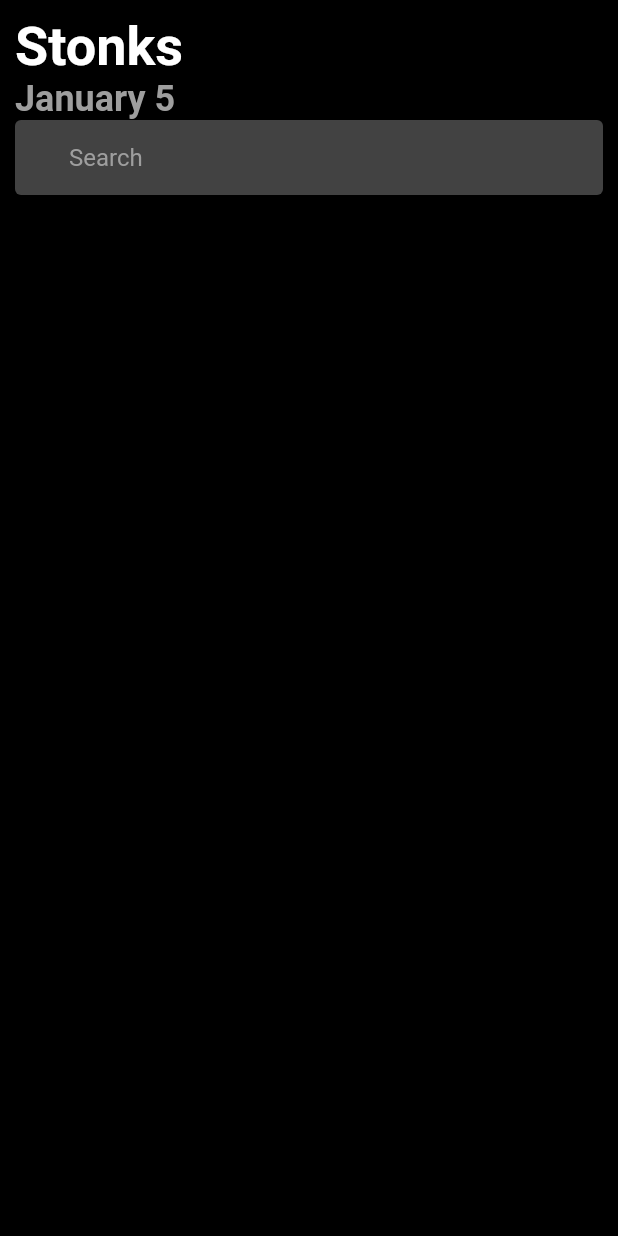
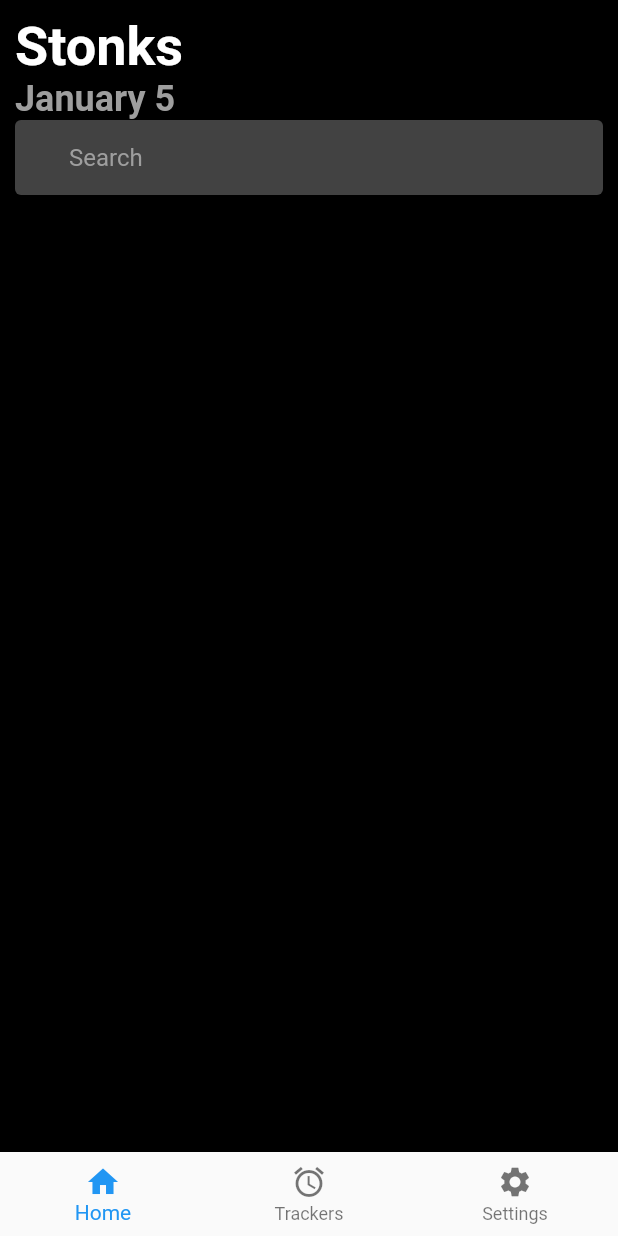
Before and after one commit to He161sch/crypto_tracker, a Flutter app: the screen it shows after launch, on a phone screen of 412 x 824 dp. Run offline on Flutter 3.47's test engine with Material 2 defaults, Android fonts, the phone set to English and light mode, and no system bars.

Commit message:
initial nav bar

```diff
--- a/lib/main.dart
+++ b/lib/main.dart
@@ -1,4 +1,5 @@
 import 'package:crypto_tracker/widgets/home_page.dart';
+import 'package:crypto_tracker/widgets/main_page.dart';
 import 'package:flutter/material.dart';
 
 void main() {
@@ -11,6 +12,6 @@ class MyApp extends StatelessWidget {
   // This widget is the root of your application.
   @override
   Widget build(BuildContext context) {
-    return const MaterialApp(title: "Stocks", home: HomePage());
+    return const MaterialApp(title: "Stocks", home: MainPage());
   }
 }
--- a/lib/widgets/home_page.dart
+++ b/lib/widgets/home_page.dart
@@ -1,8 +1,13 @@
 import 'package:flutter/material.dart';
 
-class HomePage extends StatelessWidget {
+class HomePage extends StatefulWidget {
   const HomePage({Key? key}) : super(key: key);
 
+  @override
+  State<HomePage> createState() => _HomePageState();
+}
+
+class _HomePageState extends State<HomePage> {
   @override
   Widget build(BuildContext context) {
     return Scaffold(
@@ -40,6 +45,7 @@ class HomePage extends StatelessWidget {
                     )
                   ]),
             ))
-    ]));
+      ]),
+    );
   }
 }
--- /dev/null
+++ b/lib/widgets/main_page.dart
@@ -0,0 +1,30 @@
+import 'package:crypto_tracker/widgets/settings_page.dart';
+import 'package:crypto_tracker/widgets/tracker_page.dart';
+import 'package:flutter/material.dart';
+
+import 'home_page.dart';
+
+class MainPage extends StatefulWidget {
+  const MainPage({Key? key}) : super(key: key);
+
+  @override
+  State<MainPage> createState() => _MainPageState();
+}
+
+class _MainPageState extends State<MainPage> {
+  List pages = [HomePage(), SettingsPage(), TrackerPage()];
+
+  @override
+  Widget build(BuildContext context) {
+    return Scaffold(
+        body: pages[0],
+        bottomNavigationBar: BottomNavigationBar(
+          items: const [
+            BottomNavigationBarItem(icon: Icon(Icons.home), label: "Home"),
+            BottomNavigationBarItem(icon: Icon(Icons.alarm), label: "Trackers"),
+            BottomNavigationBarItem(
+                icon: Icon(Icons.settings), label: "Settings")
+          ],
+        ));
+  }
+}
```
Also changed, not shown: lib/widgets/settings_page.dart (added, +12 -0 lines), lib/widgets/tracker_page.dart (added, +12 -0 lines). Lines whose indentation alone changed are shown as unchanged.
